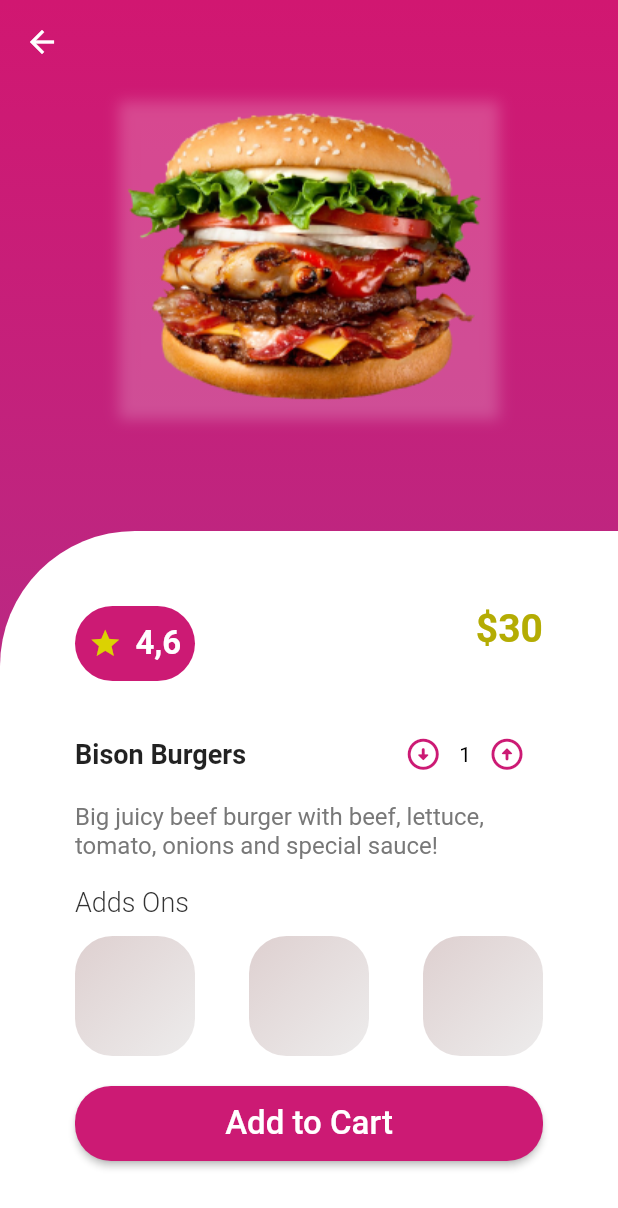
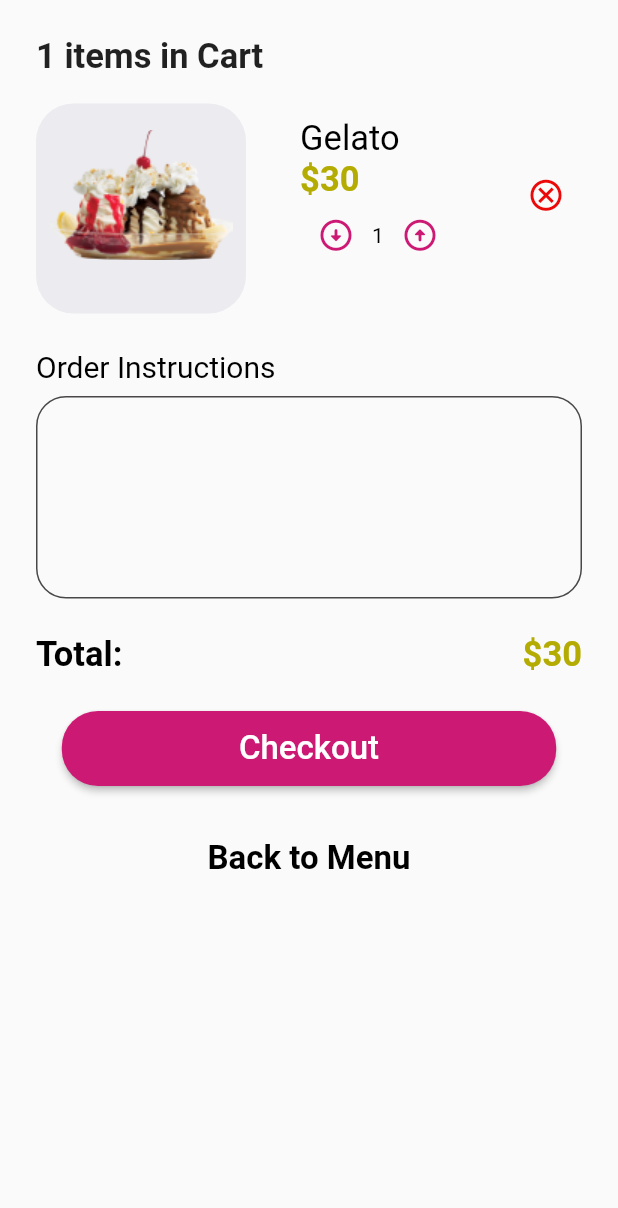
Before and after one commit to imonursahin/chopspick-food-deliver-app, a Flutter app: the AddPage screen opened directly, after a tap on "Add to Cart", on a phone screen of 412 x 824 dp. Shown: the top 1208 px of the screen. Run offline on Flutter 3.47's test engine with Material 2 defaults, Android fonts, the phone set to English and light mode, and no system bars; missing offline and left inert: quantity_input.

Commit message:
checkout page

```diff
--- a/lib/views/Panel/home/add_page.dart
+++ b/lib/views/Panel/home/add_page.dart
@@ -1,3 +1,4 @@
+import 'package:chopspick/views/Panel/home/cart_page.dart';
 import 'package:flutter/material.dart';
 import 'package:quantity_input/quantity_input.dart';
 
@@ -127,7 +128,7 @@ class _AddPageState extends State<AddPage> {
                           onPressed: () {},
                         ),
                       ],
-                    )
+                    ),
                   ],
                 ),
                 Padding(padding: EdgeInsets.only(top: 8)),
@@ -196,12 +197,12 @@ class _AddPageState extends State<AddPage> {
                   width: size.width * 0.8,
                   child: ElevatedButton(
                     onPressed: () {
-                      /*
+
                       Navigator.push(
                         context,
-                        MaterialPageRoute(builder: (context) => LoginPage()),
+                        MaterialPageRoute(builder: (context) => CartPage()),
                       );
-                     */
+
                     },
                     child: const Text(
                       'Add to Cart',
--- a/lib/views/Panel/home/cart_page.dart
+++ b/lib/views/Panel/home/cart_page.dart
@@ -0,0 +1,176 @@
+import 'package:chopspick/views/Panel/home/home_page.dart';
+import 'package:flutter/material.dart';
+
+class CartPage extends StatefulWidget {
+  const CartPage({Key? key}) : super(key: key);
+
+  @override
+  State<CartPage> createState() => _CartPageState();
+}
+
+class _CartPageState extends State<CartPage> {
+  late Size size = MediaQuery.of(context).size;
+
+  @override
+  Widget build(BuildContext context) {
+    return SafeArea(
+      child: Scaffold(
+        body: Padding(
+          padding: const EdgeInsets.all(24.0),
+          child: Column(children: [
+            Container(
+              alignment: Alignment.centerLeft,
+              child: Text(
+                "1 items in Cart",
+                style: TextStyle(fontSize: 23, fontWeight: FontWeight.bold),
+              ),
+            ),
+            Row(
+              mainAxisAlignment: MainAxisAlignment.spaceBetween,
+              children: [
+                Stack(alignment: Alignment.center, children: [
+                  Container(
+                    margin: EdgeInsets.only(top: 18),
+                    height: 140,
+                    width: 140,
+                    decoration: BoxDecoration(
+                      color: Color.fromARGB(255, 235, 235, 240),
+                      borderRadius: BorderRadius.circular(25),
+                    ),
+                  ),
+                  Image.asset("assets/img/gelato.png"),
+                ]),
+                Column(
+                  crossAxisAlignment: CrossAxisAlignment.start,
+                  children: [
+                    Text("Gelato",
+                        style: TextStyle(
+                            color: Colors.black,
+                            fontWeight: FontWeight.w400,
+                            fontSize: 23)),
+                    Text("\$30",
+                        style: TextStyle(
+                            color: Color(0xffB4AC03),
+                            fontWeight: FontWeight.bold,
+                            fontSize: 23)),
+                    Row(
+                      children: [
+                        IconButton(
+                          icon: Icon(
+                            Icons.arrow_circle_down_rounded,
+                            size: 25,
+                          ),
+                          color: Color(0xffCC1A74),
+                          onPressed: () {},
+                        ),
+                        Text(
+                          "1",
+                          style: TextStyle(color: Colors.black),
+                        ),
+                        IconButton(
+                          icon: Icon(
+                            Icons.arrow_circle_up_rounded,
+                            size: 25,
+                          ),
+                          color: Color(0xffCC1A74),
+                          onPressed: () {},
+                        ),
+                      ],
+                    ),
+                  ],
+                ),
+                IconButton(
+                  icon: Icon(
+                    Icons.cancel_outlined,
+                    size: 25,
+                  ),
+                  color: Color(0xffEC0808),
+                  onPressed: () {},
+                ),
+              ],
+            ),
+            Container(
+              margin: EdgeInsets.only(top: 24.0, bottom: 8),
+              alignment: Alignment.centerLeft,
+              child: Text("Order Instructions",
+                  style: TextStyle(
+                      color: Colors.black,
+                      fontWeight: FontWeight.w400,
+                      fontSize: 20)),
+            ),
+            TextFormField(
+              keyboardType: TextInputType.text,
+              cursorColor: Colors.grey,
+              decoration: InputDecoration(
+                focusedBorder: OutlineInputBorder(
+                  borderSide: BorderSide(color: Color(0xff494747)),
+                  borderRadius: BorderRadius.all(
+                    Radius.circular(20.0),
+                  ),
+                ),
+                enabledBorder: OutlineInputBorder(
+                  borderSide: BorderSide(color: Color(0xff494747)),
+                  borderRadius: BorderRadius.all(
+                    Radius.circular(20.0),
+                  ),
+                ),
+              ),
+              maxLines: 5,
+            ),
+            Container(
+              margin: EdgeInsets.only(top: 24),
+              child: Row(
+                mainAxisAlignment: MainAxisAlignment.spaceBetween,
+                children: [
+                  Text("Total:",
+                      style: TextStyle(
+                          color: Colors.black,
+                          fontWeight: FontWeight.bold,
+                          fontSize: 23)),
+                  Text("\$30",
+                      style: TextStyle(
+                          color: Color(0xffB4AC03),
+                          fontWeight: FontWeight.bold,
+                          fontSize: 23)),
+                ],
+              ),
+            ),
+            Container(
+              margin: EdgeInsets.only(top: 24),
+              height: 50,
+              width: size.width * 0.8,
+              child: ElevatedButton(
+                onPressed: () {
+                  Navigator.push(
+                    context,
+                    MaterialPageRoute(builder: (context) => CartPage()),
+                  );
+                },
+                child: const Text(
+                  'Checkout',
+                  style: TextStyle(fontSize: 22, color: Colors.white),
+                ),
+                style: ElevatedButton.styleFrom(
+                    primary: Color(0xffCC1A74),
+                    shape: RoundedRectangleBorder(
+                        borderRadius: BorderRadius.circular(24))),
+              ),
+            ),
+            Container(
+              margin: EdgeInsets.only(top: 24),
+              child: TextButton(
+                  child: Text(
+                    'Back to Menu',
+                    style: TextStyle(
+                        fontSize: 22,
+                        color: Colors.black,
+                        fontWeight: FontWeight.bold),
+                  ),
+                  onPressed: () {}),
+            )
+          ]),
+        ),
+      ),
+    );
+  }
+}
```
